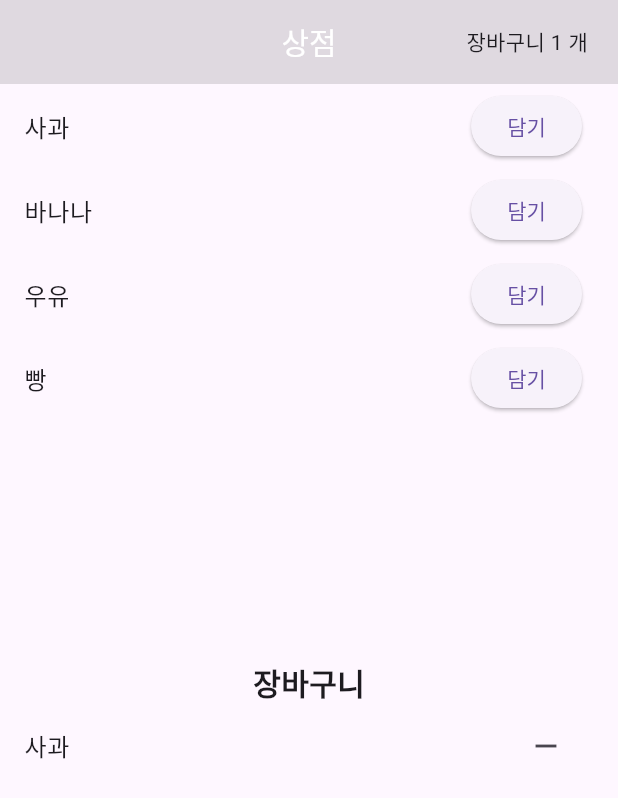
After one commit to insertvalue2/class_blog_start_v01, a Flutter app: the ShoppingApp screen opened directly, after a tap on "담기", on a phone screen of 412 x 824 dp. The commit adds this screen. Shown: the top 798 px of the screen. Run offline on Flutter 3.47's test engine with Material 3 defaults, Android fonts, the phone set to English and light mode, and no system bars; our stand-ins replace dio, flutter_riverpod, flutter_secure_storage, flutter_svg, logger, validators; accounts and stored records are empty.

```diff
--- /dev/null
+++ b/lib/_test_code/main.dart
@@ -0,0 +1,21 @@
+import 'package:flutter/material.dart';
+import 'package:flutter_blog/_test_code/shopping_app.dart';
+import 'package:flutter_blog/main.dart';
+import 'package:flutter_riverpod/flutter_riverpod.dart';
+
+void main() {
+  // Flutter 왕국에 리버팟 창고 시스템 도입
+  runApp(ProviderScope(child: MyApp()));
+}
+
+class MyApp extends StatelessWidget {
+  const MyApp({super.key});
+
+  @override
+  Widget build(BuildContext context) {
+    return MaterialApp(
+      title: '리버팟창고',
+      home: ShoppingApp(),
+    );
+  }
+}
--- /dev/null
+++ b/lib/_test_code/providers.dart
@@ -0,0 +1,53 @@
+import 'package:flutter_riverpod/flutter_riverpod.dart';
+
+// 1. 기본 창고를 설계 해 보자. (변경 안되는 값들)
+// 2. 창고 매뉴얼 필요 없다.
+// 타입 안정성 설계 --> 제네릭을 명시
+final productsProvider = Provider<List<String>>((ref) {
+  return ['사과', '바나나', '우유', '빵'];
+});
+
+// 2. 복합 창고를 만들기 전에 - 상태를 먼저 결정해야 한다(값 - 객체)
+/// 사과나 바나등 등을 담을 수 있는 객체를 설계 해야 한다.
+/// 2. 1 - 상태를 먼저 설계 한다 (보통은 클래스 설계)
+
+/// 상태 --> 객체 (불변 객체) 왜 냐면 다시 접근해서 안에 상태 값을 마구 변경하면
+/// 오류가 발생 할 수 있는 일이 많이 생긴다.
+
+class Cart {
+  List<String> items;
+
+  Cart({required this.items});
+}
+
+/// 2. 2 -  창고 매뉴얼 설계도
+class CartNotifier extends Notifier<Cart> {
+  /// 중요 변수 - Notifier 클래스를 상속 받으면 state 변수가 기본적으로 있다.
+
+  // 반드시 초기 상태가 어떤지 명시 해주어야 한다.
+  /// 필수 !!
+  @override
+  Cart build() {
+    return Cart(items: []);
+  }
+
+  // 상품을 추가하는 방법
+  void add(String item) {
+    // 불변 객체로 설계 설계
+    final newItems = [...state.items, item]; // 기본 리스에 + 새 상품 = 새로운 자료 구조 생성
+    state = Cart(items: newItems);
+  }
+
+  // 상품을 제거하는 방법
+  void remove(String item) {
+    // list. 특정 조건을 확인하고 새로운 리스트를 만들어주는 메서드
+    //['사과', '바나나']
+    // '바나나'
+    final List<String> newItems =
+        state.items.where((element) => element != item).toList();
+    state = Cart(items: newItems);
+  }
+}
+
+/// 2.3 실제 창고 생성 / 매뉴얼과, 창고 데이터를 명시
+final cartProvider = NotifierProvider<CartNotifier, Cart>(() => CartNotifier());
--- /dev/null
+++ b/lib/_test_code/shopping_app.dart
@@ -0,0 +1,84 @@
+import 'package:flutter/material.dart';
+import 'package:flutter_blog/_test_code/providers.dart';
+import 'package:flutter_riverpod/flutter_riverpod.dart';
+
+// 창고 시스템을 도입 - StatelessWidget 확장 --> ConsumerWidget 변경
+class ShoppingApp extends ConsumerWidget {
+  const ShoppingApp({super.key});
+
+  // WidgetRef ref - 통로
+  @override
+  Widget build(BuildContext context, WidgetRef ref) {
+    // 방금 내가 만든 창고에 접근해(이름) --> 창고에서 관리하는 데이를 반환
+    final List<String> products = ref.read(productsProvider);
+    // ['사과', '바나나', '우유', '빵']
+    final Cart cart = ref.watch(cartProvider);
+
+    // ref.watch(provider) <-- 계속 구독해(계속 지켜봐)
+    // ref.read(provider)  <-- 뭔간 단 한번 요청할 때 사용
+    return Scaffold(
+      appBar: AppBar(
+        title: Text('상점'),
+        actions: [
+          // 장바구니 개수 표시
+          Center(child: Text('장바구니 ${cart.items.length} 개')),
+          const SizedBox(width: 20),
+        ],
+      ),
+      body: Column(
+        children: [
+          Expanded(
+            child: ListView.builder(
+              itemCount: products.length,
+              itemBuilder: (context, index) {
+                final String product = products[index];
+                return ListTile(
+                  title: Text(product),
+                  trailing: ElevatedButton(
+                    onPressed: () {
+                      // 상태를 공유 해야 해!!
+                      // 창고에 데이터를 추가 해 (기능)
+                      // ref.read(cartProvider) --> 창고 데이터를 반환
+                      // ref.read(cartProvider.notifier) // 창고 메뉴얼 접근
+                      ref.read(cartProvider.notifier).add(product);
+                    },
+                    child: Text('담기'),
+                  ),
+                );
+              },
+            ),
+          ),
+          Expanded(
+            child: Column(
+              children: [
+                Text(
+                  '장바구니',
+                  style: TextStyle(fontSize: 20, fontWeight: FontWeight.bold),
+                ),
+                Expanded(
+                  child: ListView.builder(
+                    itemCount: cart.items.length,
+                    itemBuilder: (context, index) {
+                      final String item = cart.items[index];
+                      return ListTile(
+                        title: Text(item),
+                        trailing: IconButton(
+                          onPressed: () {
+                            ref.read(cartProvider.notifier).remove(item);
+                          },
+                          icon: Icon(
+                            Icons.remove,
+                          ),
+                        ),
+                      );
+                    },
+                  ),
+                )
+              ],
+            ),
+          )
+        ],
+      ),
+    );
+  }
+}
--- a/lib/data/models/repository/user_repository.dart
+++ b/lib/data/models/repository/user_repository.dart
@@ -1,5 +1,7 @@
 import 'package:dio/dio.dart';
+import 'package:flutter/cupertino.dart';
 import 'package:flutter_blog/_core/utils/my_http.dart';
+import 'package:flutter_blog/main.dart';
 import 'package:logger/logger.dart';
 
 class UserRepository {
@@ -19,6 +21,7 @@ class UserRepository {
     // 3. 응답 처리
     final responseBody = response.data; // body 데이터 모두
     Logger().d(responseBody); // 개발용 로깅 처리
+
     // 4. 리턴
     return requestBody;
   }
--- a/lib/ui/pages/auth/login_page/widgets/login_body.dart
+++ b/lib/ui/pages/auth/login_page/widgets/login_body.dart
@@ -14,11 +14,11 @@ class LoginBody extends StatelessWidget {
         children: [
           const CustomLogo("Blog"),
           CustomAuthTextFormField(
-            text: "Username",
+            title: "Username",
           ),
           const SizedBox(height: mediumGap),
           CustomAuthTextFormField(
-            text: "Password",
+            title: "Password",
             obscureText: true,
           ),
           const SizedBox(height: largeGap),
--- a/pubspec.yaml
+++ b/pubspec.yaml
@@ -33,7 +33,7 @@ dependencies:
   # 라이브러리 버전 문제가 발생하면 pub dev에서 최신 버전으로 업그레이드하세요
   flutter_svg: ^2.0.6
   flutter_lints: ^2.0.1 # 지금 몰라도 됨
-  validators: ^3.0.0 # 지금 몰라도 됨
+  validators: ^3.0.0 # 이제 알아야 됨
   intl: ^0.18.1
   cupertino_icons: ^1.0.2
   dio: ^5.2.0 # 서버와 통신하기 위해 필요한 라이브러리 입니다.
```
Also changed, not shown: lib/_core/utils/validator_util.dart (+15 -26 lines), lib/data/models/repository/post_repository.dart (+48 -2 lines), lib/providers/form/join_form_notifier.dart (added, +88 -0 lines), lib/ui/pages/auth/join_page/widgets/Join_form.dart (added, +54 -0 lines), lib/ui/pages/auth/join_page/widgets/join_body.dart (+3 -23 lines), lib/ui/widgets/custom_auth_text_form_field.dart (+13 -7 lines).
